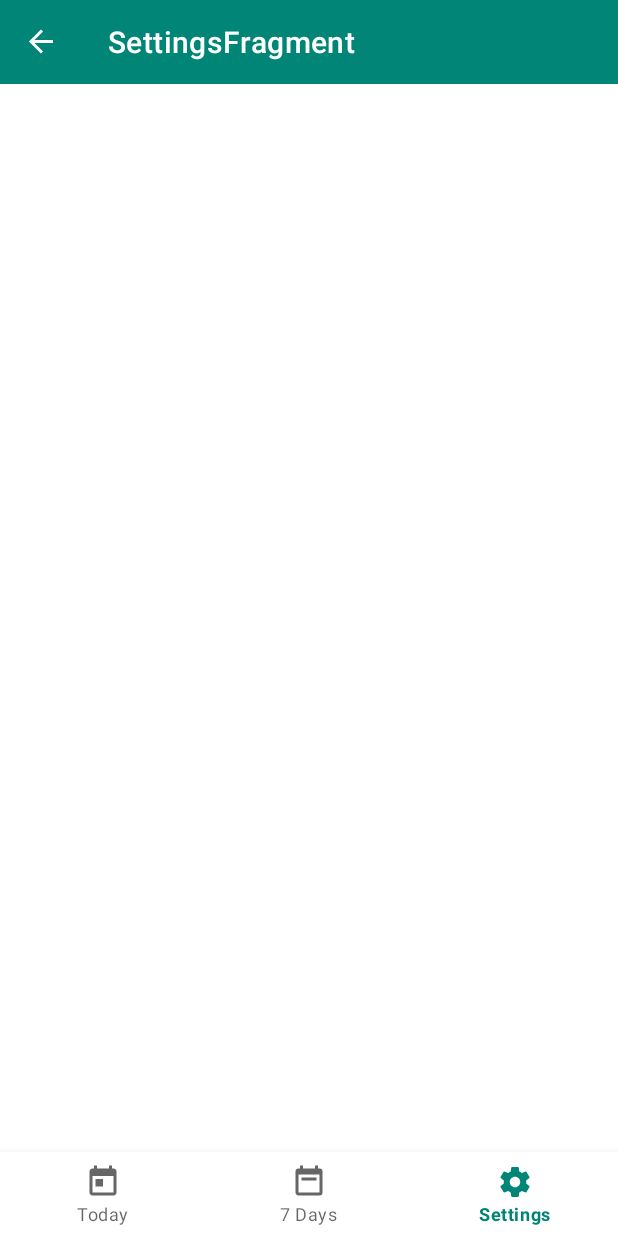
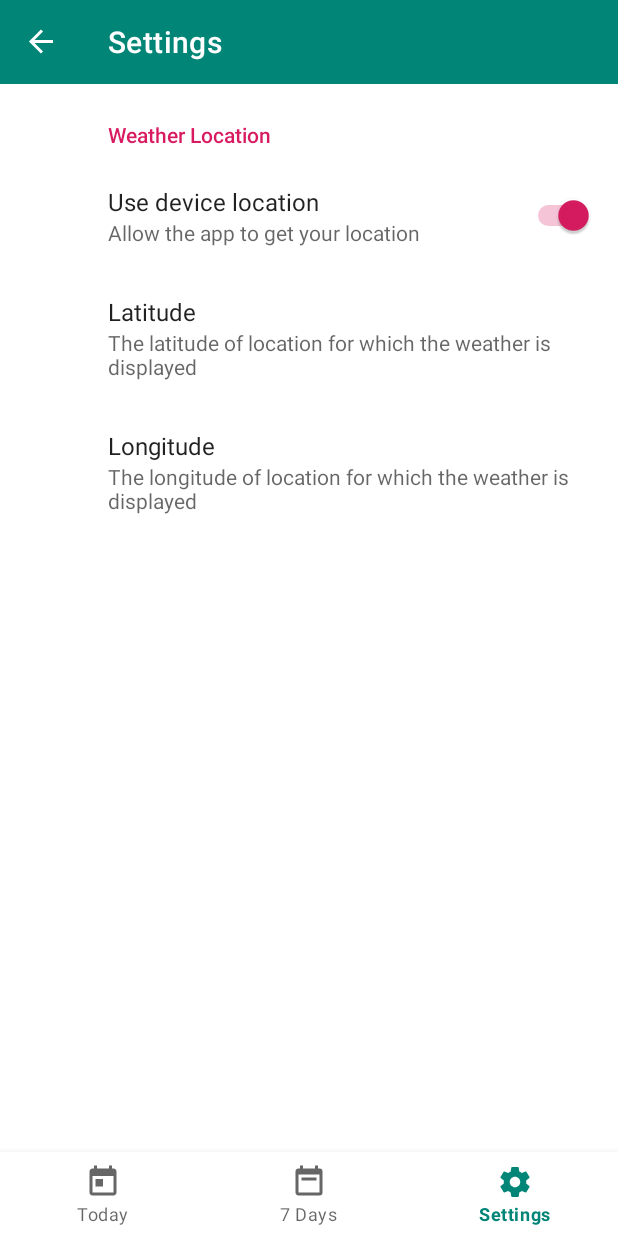
Before and after one commit to LRacoci/WeatherForecast, an Android app: the screen it shows after launch (MainActivity), item 3 of the bottom bar chosen, on a phone screen of 412 x 824 dp. Run offline under Robolectric (Android 15) with nearby library versions, the phone set to English and light mode, and no system bars; our stand-ins replace Room's generated code, androidx.preference, navigation-ui; libraries missing offline, so code that uses them is left out: com.jakewharton.retrofit2, com.jakewharton.threetenabp; 4 statements that could not run were skipped.

```diff
--- a/app/build.gradle
+++ b/app/build.gradle
@@ -17,6 +17,7 @@ android {
         versionCode 1
         versionName "1.0"
         testInstrumentationRunner "androidx.test.runner.AndroidJUnitRunner"
+
     }
     buildTypes {
         release {
--- a/app/src/main/AndroidManifest.xml
+++ b/app/src/main/AndroidManifest.xml
@@ -7,6 +7,7 @@
     <uses-permission android:name="android.permission.INTERNET"/>
 
     <application
+        android:name=".WeatherForecastApplication"
         android:allowBackup="true"
         android:icon="@mipmap/ic_launcher"
         android:label="@string/app_name"
--- a/app/src/main/java/com/lracoci/weatherforecast/WeatherForecastApplication.kt
+++ b/app/src/main/java/com/lracoci/weatherforecast/WeatherForecastApplication.kt
@@ -1,4 +1,13 @@
 package com.lracoci.weatherforecast
 
-class Application {
+import android.app.Application
+import androidx.preference.PreferenceManager
+import com.jakewharton.threetenabp.AndroidThreeTen
+
+class WeatherForecastApplication : Application() {
+    override fun onCreate() {
+        super.onCreate()
+        AndroidThreeTen.init(this)
+        PreferenceManager.setDefaultValues(this, R.xml.preferences, false)
+    }
 }
--- a/app/src/main/java/com/lracoci/weatherforecast/data/database/AppDatabase.kt
+++ b/app/src/main/java/com/lracoci/weatherforecast/data/database/AppDatabase.kt
@@ -10,10 +10,12 @@ import com.lracoci.weatherforecast.data.database.daos.ForecastDao
 import com.lracoci.weatherforecast.data.database.daos.WeatherDao
 import com.lracoci.weatherforecast.data.response.ForecastResponse
 import com.lracoci.weatherforecast.data.response.WeatherResponse
+import com.lracoci.weatherforecast.data.response.forecast.Forecast
 
 @Database(
-        entities = [WeatherResponse::class, ForecastResponse::class],
-        version = 1
+//        exportSchema = false,
+        version = 1,
+        entities = [WeatherResponse::class, ForecastResponse::class, Forecast::class]
 )
 @TypeConverters(WeatherListConverter::class)
 abstract class AppDatabase : RoomDatabase(){
@@ -30,7 +32,7 @@ abstract class AppDatabase : RoomDatabase(){
 
         private fun buildDatabase(context: Context) =
                 Room.databaseBuilder(context.applicationContext,
-                        AppDatabase::class.java, "futureWeatherEntries.db")
+                        AppDatabase::class.java, "weatherForecast.db")
                         .build()
 
     }
--- a/app/src/main/java/com/lracoci/weatherforecast/data/database/converters/WeatherListConverter.kt
+++ b/app/src/main/java/com/lracoci/weatherforecast/data/database/converters/WeatherListConverter.kt
@@ -5,12 +5,14 @@ import com.google.gson.Gson
 import com.lracoci.weatherforecast.data.response.weather.Weather
 
 object WeatherListConverter {
-    private val gson = Gson()
+    val gson = Gson()
     @TypeConverter
+    @JvmStatic
     fun encode(list : List<Weather>) : String {
         return gson.toJson(list)
     }
     @TypeConverter
+    @JvmStatic
     fun decode(json : String) : List<Weather> {
         return gson.fromJson(json, Array<Weather>::class.java).asList()
     }
--- a/app/src/main/java/com/lracoci/weatherforecast/data/database/daos/ForecastDao.kt
+++ b/app/src/main/java/com/lracoci/weatherforecast/data/database/daos/ForecastDao.kt
@@ -1,15 +1,18 @@
 package com.lracoci.weatherforecast.data.database.daos
 
+import androidx.room.Dao
 import androidx.room.Insert
 import androidx.room.OnConflictStrategy
+import androidx.room.Query
 import com.lracoci.weatherforecast.data.response.forecast.Forecast
 import org.threeten.bp.LocalDate
 
+@Dao
 interface ForecastDao {
-
-    fun countFutureWeather(today: LocalDate?): Int
-
-    fun deleteOldEntries(today: LocalDate?)
+    @Query("select count(forecastId) from forecasts where dt >= :now")
+    fun countFutureWeather(now: Long): Int
+    @Query("delete from forecasts where dt < :firstInstantToKeep")
+    fun deleteOldEntries(firstInstantToKeep: Long)
     @Insert(onConflict = OnConflictStrategy.REPLACE)
     fun insert(futureWeatherList: List<Forecast>)
 
--- a/app/src/main/java/com/lracoci/weatherforecast/data/database/daos/WeatherDao.kt
+++ b/app/src/main/java/com/lracoci/weatherforecast/data/database/daos/WeatherDao.kt
@@ -1,14 +1,19 @@
 package com.lracoci.weatherforecast.data.database.daos
 
 import androidx.lifecycle.LiveData
+import androidx.room.Dao
 import androidx.room.Insert
 import androidx.room.OnConflictStrategy
+import androidx.room.Query
 import com.lracoci.weatherforecast.data.response.WeatherResponse
 
+@Dao
 interface WeatherDao {
     @Insert(onConflict = OnConflictStrategy.REPLACE)
     fun update(weather: WeatherResponse)
-
+    @Query("select * from weather_response")
     fun getLast(): WeatherResponse?
+    //@Query("select a.* from weather_response a left outer join weather_response b on a.id = b.id and a.dt < b.dt where b.id = null")
+    @Query("select * from weather_response where dt = ( select MAX(dt) from weather_response group by weatherId)")
     fun getWeather(): LiveData<WeatherResponse>
 }
--- a/app/src/main/java/com/lracoci/weatherforecast/data/network/OpenWeatherApiService.kt
+++ b/app/src/main/java/com/lracoci/weatherforecast/data/network/OpenWeatherApiService.kt
@@ -14,10 +14,9 @@ import retrofit2.http.GET
 import retrofit2.http.Query
 
 
-const val APPID = "b6907d289e10d714a6e88b30761fae22"
+const val APPID = "1418c15b23265a66ae55318b98717418"
 
-// http://api.apixu.com/v1/current.json?key=89e8bd89085b41b7a4b142029180210&q=London&lang=en
-// https://samples.openweathermap.org/data/2.5/weather?lat=35&lon=139&appid=b6907d289e10d714a6e88b30761fae22
+// https://samples.openweathermap.org/data/2.5/weather?lat=35&lon=139&appid=1418c15b23265a66ae55318b98717418
 
 interface OpenWeatherApiService {
 
--- a/app/src/main/java/com/lracoci/weatherforecast/data/repository/LocationProvider.kt
+++ b/app/src/main/java/com/lracoci/weatherforecast/data/repository/LocationProvider.kt
@@ -71,7 +71,11 @@ class LocationProvider(
             return false
         }
 
-        val deviceLocation = getCustomLocation() ?: return false
+        val deviceLocation = getCustomLocation()
+        if (deviceLocation == GeoLocation()) {
+            return false
+        }
+
         return approximatelyEqual(
                 lastWeatherResponse.geoLocaton,
                 deviceLocation,
--- a/app/src/main/java/com/lracoci/weatherforecast/ui/MainActivity.kt
+++ b/app/src/main/java/com/lracoci/weatherforecast/ui/MainActivity.kt
@@ -1,22 +1,48 @@
 package com.lracoci.weatherforecast.ui
 
+import android.Manifest
+import android.content.pm.PackageManager
 import androidx.appcompat.app.AppCompatActivity
 import android.os.Bundle
+import android.widget.Toast
+import androidx.core.app.ActivityCompat
+import androidx.core.content.ContextCompat
 import androidx.navigation.NavController
 import androidx.navigation.Navigation
 import androidx.navigation.ui.NavigationUI
 import androidx.navigation.ui.setupWithNavController
+import com.google.android.gms.location.FusedLocationProviderClient
+import com.google.android.gms.location.LocationCallback
+import com.google.android.gms.location.LocationResult
+import com.google.android.gms.location.LocationServices
+import com.jakewharton.threetenabp.AndroidThreeTen
 import com.lracoci.weatherforecast.R
 import kotlinx.android.synthetic.main.activity_main.*
 
+private const val MY_PERMISSION_ACCESS_COARSE_LOCATION = 1
+
 class MainActivity : AppCompatActivity() {
+
+    private lateinit var fusedLocationProviderClient: FusedLocationProviderClient
+
+    private val locationCallback = object : LocationCallback() {
+        override fun onLocationResult(locationResult: LocationResult?) {
+            super.onLocationResult(locationResult)
+        }
+    }
+
 
     private lateinit var navController: NavController
 
     override fun onCreate(savedInstanceState: Bundle?) {
         super.onCreate(savedInstanceState)
+
+        fusedLocationProviderClient = LocationServices
+                .getFusedLocationProviderClient(this.applicationContext)
+
         setContentView(R.layout.activity_main)
         setSupportActionBar(toolbar)
+        AndroidThreeTen.init(this)
 
         navController = Navigation.findNavController(this, R.id.nav_host_fragment)
 
@@ -24,8 +50,38 @@ class MainActivity : AppCompatActivity() {
 
         NavigationUI.setupActionBarWithNavController(this, navController)
     }
-
+    private fun bindLocationManager() {
+        LifecycleBoundLocationManager(
+                this,
+                fusedLocationProviderClient, locationCallback
+        )
+    }
     override fun onSupportNavigateUp(): Boolean {
         return NavigationUI.navigateUp(null, navController)
     }
+    private fun requestLocationPermission() {
+        ActivityCompat.requestPermissions(
+                this,
+                arrayOf(Manifest.permission.ACCESS_COARSE_LOCATION),
+                MY_PERMISSION_ACCESS_COARSE_LOCATION
+        )
+    }
+
+    private fun hasLocationPermission(): Boolean {
+        return ContextCompat.checkSelfPermission(this,
+                Manifest.permission.ACCESS_COARSE_LOCATION) == PackageManager.PERMISSION_GRANTED
+    }
+
+    override fun onRequestPermissionsResult(
+            requestCode: Int,
+            permissions: Array<out String>,
+            grantResults: IntArray
+    ) {
+        if (requestCode == MY_PERMISSION_ACCESS_COARSE_LOCATION) {
+            if (grantResults.isNotEmpty() && grantResults[0] == PackageManager.PERMISSION_GRANTED)
+                bindLocationManager()
+            else
+                Toast.makeText(this, "Please, set location manually in settings", Toast.LENGTH_LONG).show()
+        }
+    }
 }
--- a/app/src/main/java/com/lracoci/weatherforecast/ui/settings/SettingsFragment.kt
+++ b/app/src/main/java/com/lracoci/weatherforecast/ui/settings/SettingsFragment.kt
@@ -1,8 +1,20 @@
 package com.lracoci.weatherforecast.ui.settings
 
-import androidx.fragment.app.Fragment
+import android.os.Bundle
+import androidx.appcompat.app.AppCompatActivity
+import androidx.preference.PreferenceFragmentCompat
+import com.lracoci.weatherforecast.R
 
 
-class SettingsFragment : Fragment() {
+class SettingsFragment : PreferenceFragmentCompat() {
 
+    override fun onCreatePreferences(savedInstanceState: Bundle?, rootKey: String?) {
+        addPreferencesFromResource(R.xml.preferences)
+    }
+
+    override fun onActivityCreated(savedInstanceState: Bundle?) {
+        super.onActivityCreated(savedInstanceState)
+        (activity as? AppCompatActivity)?.supportActionBar?.title = "Settings"
+        (activity as? AppCompatActivity)?.supportActionBar?.subtitle = null
+    }
 }
--- a/app/src/main/java/com/lracoci/weatherforecast/ui/weather/current/CurrentWeatherFragment.kt
+++ b/app/src/main/java/com/lracoci/weatherforecast/ui/weather/current/CurrentWeatherFragment.kt
@@ -32,8 +32,10 @@ class CurrentWeatherFragment : ScopedFragment() {
     }
 
     private fun bindUI() = launch {
-        val weather = viewModel.weather
-        textView.text = weather.toString()
+        val weather = viewModel.weather.await()
+        textView?.apply {
+            text = weather.toString()
+        }
         /*weather.observe(this@CurrentWeatherFragment, Observer {
             if (it == null) return@Observer
             textView.text = weather.toString()
--- a/app/src/main/res/xml/preferences.xml
+++ b/app/src/main/res/xml/preferences.xml
@@ -1,4 +1,27 @@
 <?xml version="1.0" encoding="utf-8"?>
 <PreferenceScreen xmlns:android="http://schemas.android.com/apk/res/android">
+    <PreferenceCategory
+        android:title="Weather Location">
+        <SwitchPreference
+            android:key="USE_DEVICE_LOCATION"
+            android:title="Use device location"
+            android:summary="Allow the app to get your location"
+            android:defaultValue="true"
+            android:disableDependentsState="true"/>
 
+        <EditTextPreference
+            android:key="LATITUDE"
+            android:title="Latitude"
+            android:summary="The latitude of location for which the weather is displayed"
+            android:defaultValue="Los Angeles"
+            android:dependency="USE_DEVICE_LOCATION"/>
+
+        <EditTextPreference
+            android:key="LONGITUDE"
+            android:title="Longitude"
+            android:summary="The longitude of location for which the weather is displayed"
+            android:defaultValue="Los Angeles"
+            android:dependency="USE_DEVICE_LOCATION"/>
+
+    </PreferenceCategory>
 </PreferenceScreen>
```
Also changed, not shown: app/src/main/java/com/lracoci/weatherforecast/data/repository/Repository.kt (+13 -10 lines), app/src/main/java/com/lracoci/weatherforecast/data/response/ForecastResponse.kt (+11 -9 lines), app/src/main/java/com/lracoci/weatherforecast/data/response/WeatherResponse.kt (+4 -3 lines), app/src/main/java/com/lracoci/weatherforecast/data/response/forecast/Forecast.kt (+25 -20 lines), app/src/main/java/com/lracoci/weatherforecast/ui/LifecycleBoundLocationManager.kt (+34 -1 lines).
